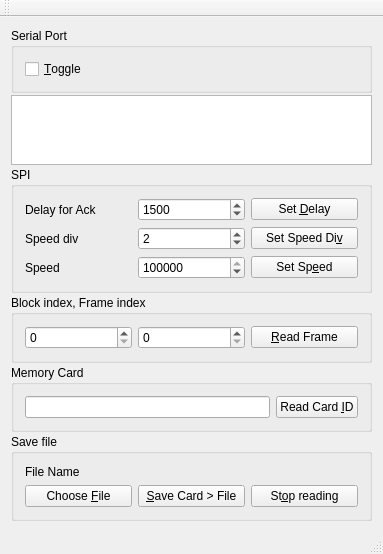
Old version of the form RcardClient/mainwindow.ui in the repository theme/rcard.
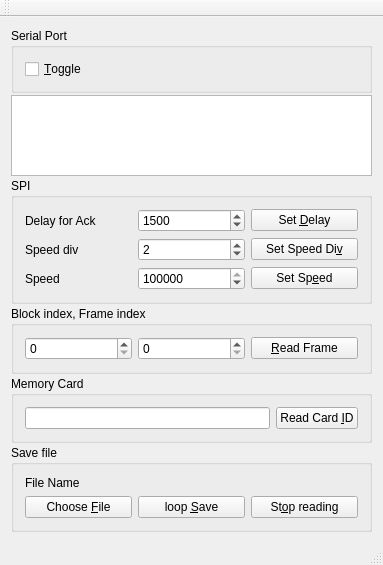
New version of the form.

```diff
--- a/RcardClient/mainwindow.ui
+++ b/RcardClient/mainwindow.ui
@@ -7,7 +7,7 @@
     <x>0</x>
     <y>0</y>
     <width>383</width>
-    <height>532</height>
+    <height>565</height>
    </rect>
   </property>
   <property name="windowTitle">
@@ -63,7 +63,7 @@
        <item row="2" column="1">
         <widget class="QPushButton" name="saveCardButton">
          <property name="text">
-          <string>&amp;Save Card &gt; File</string>
+          <string>loop &amp;Save</string>
          </property>
         </widget>
        </item>
```
